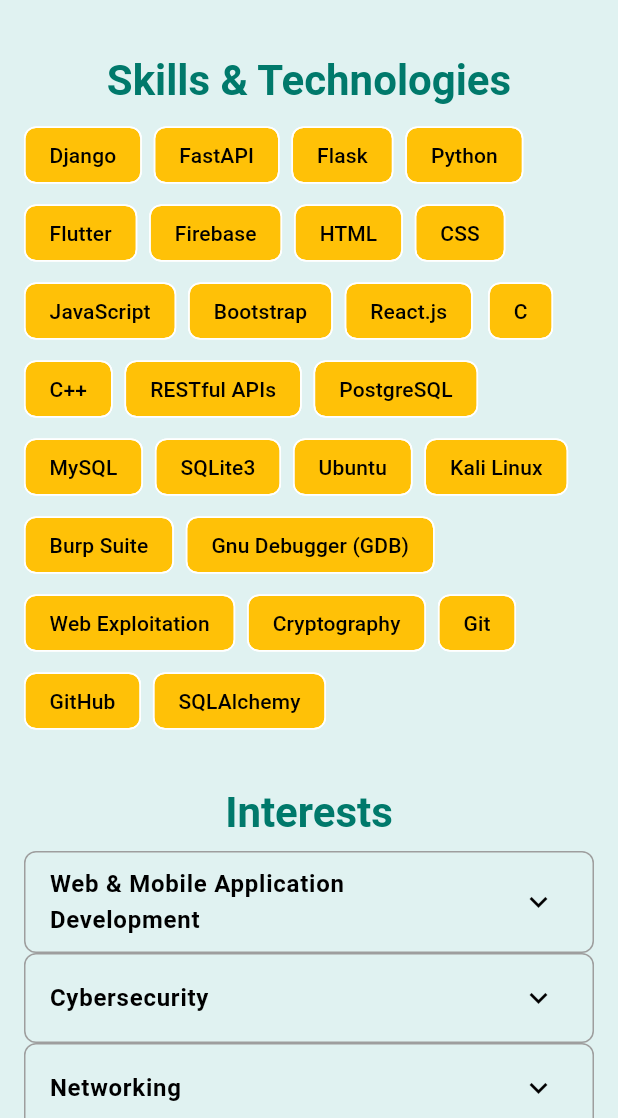
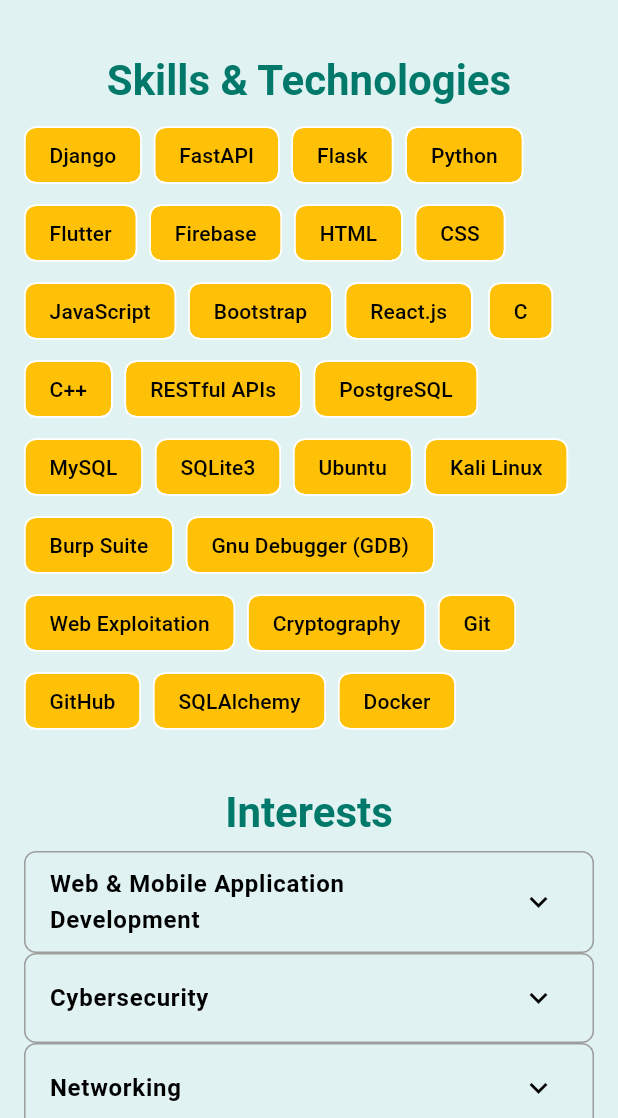
Before and after one commit to lucifron28/Flutter_Portfolio, a Flutter app: the screen it shows after launch, scrolled down 576 dp, on a phone screen of 412 x 824 dp, the part 118-1236 px from its top. Run offline on Flutter 3.47's test engine with Material 3 defaults, Android fonts, the phone set to English and light mode, and no system bars.

Commit message:
final touch

```diff
--- a/lib/main.dart
+++ b/lib/main.dart
@@ -341,6 +341,7 @@ class PortfolioHomePage extends StatelessWidget {
                       Chip(label: Text('Git'), backgroundColor: Theme.of(context).colorScheme.secondary),
                       Chip(label: Text('GitHub'), backgroundColor: Theme.of(context).colorScheme.secondary),
                       Chip(label: Text('SQLAlchemy'), backgroundColor: Theme.of(context).colorScheme.secondary),
+                      Chip(label: Text('Docker'), backgroundColor: Theme.of(context).colorScheme.secondary),
                     ],
                   ),
                 ],
```
